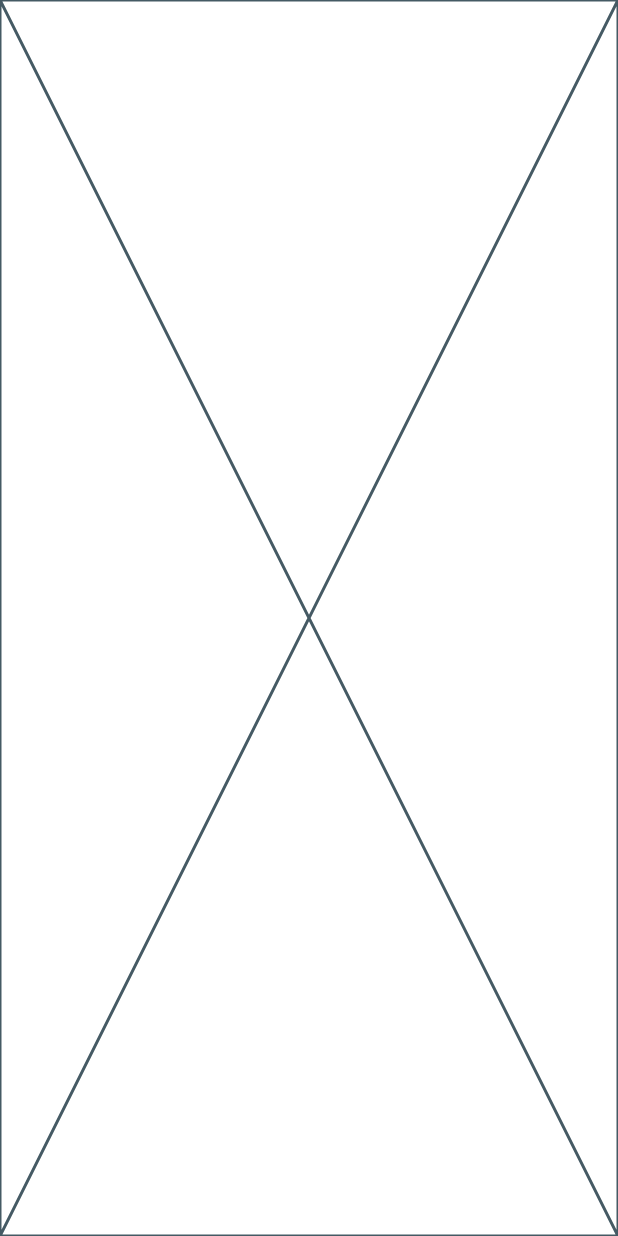
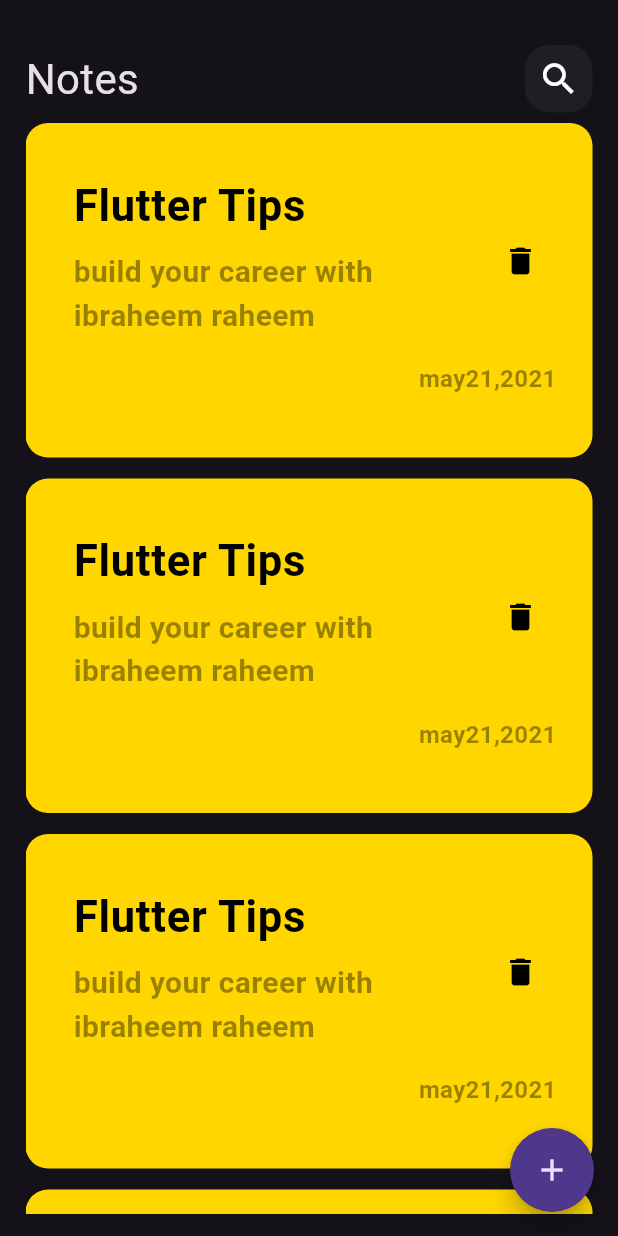
Before and after one commit to Ibrahim0011001/notes-app, a Flutter app: the screen it shows after launch, on a phone screen of 412 x 824 dp. Run offline on Flutter 3.47's test engine with Material 3 defaults, Android fonts, the phone set to English and light mode, and no system bars.

Commit message:
create custom Text field

```diff
--- /dev/null
+++ b/lib/contants.dart
@@ -0,0 +1,3 @@
+import 'package:flutter/animation.dart';
+
+const kPrimaryColor = Color(0xff62FCD7);
--- a/lib/main.dart
+++ b/lib/main.dart
@@ -1,4 +1,5 @@
 import 'package:flutter/material.dart';
+import 'package:notesapp/view/note_view.dart';
 
 void main() {
   runApp(const NotesApp());
@@ -10,6 +11,11 @@ class NotesApp extends StatelessWidget {
   // This widget is the root of your application.
   @override
   Widget build(BuildContext context) {
-    return const Placeholder();
+    return MaterialApp(
+      theme: ThemeData(brightness: Brightness.dark),
+      home: const Scaffold(
+        body: NotesView(),
+      ),
+    );
   }
 }
--- /dev/null
+++ b/lib/view/note_view.dart
@@ -0,0 +1,27 @@
+import 'package:flutter/material.dart';
+import 'package:notesapp/view/wigets/add_note_bottom_sheet.dart';
+import 'package:notesapp/view/wigets/notes_viewbody.dart';
+
+class NotesView extends StatelessWidget {
+  const NotesView({super.key});
+
+  @override
+  Widget build(BuildContext context) {
+    return Scaffold(
+      floatingActionButton: FloatingActionButton(
+        onPressed: () {
+          showModalBottomSheet(
+              shape: RoundedRectangleBorder(
+                  borderRadius: BorderRadius.circular(9)),
+              context: context,
+              builder: (context) {
+                return Addnotebotoomsheet();
+              });
+        },
+        shape: const CircleBorder(),
+        child: const Icon(Icons.add),
+      ),
+      body: const Notesviewbody(),
+    );
+  }
+}
--- /dev/null
+++ b/lib/view/wigets/add_note_bottom_sheet.dart
@@ -0,0 +1,16 @@
+import 'package:flutter/material.dart';
+import 'package:notesapp/view/wigets/custom_text_field.dart';
+
+class Addnotebotoomsheet extends StatelessWidget {
+  const Addnotebotoomsheet({super.key});
+
+  @override
+  Widget build(BuildContext context) {
+    return const Padding(
+      padding: EdgeInsets.symmetric(horizontal: 11.0, vertical: 10),
+      child: Column(
+        children: [CustomTextField()],
+      ),
+    );
+  }
+}
--- /dev/null
+++ b/lib/view/wigets/custom_text_field.dart
@@ -0,0 +1,26 @@
+import 'package:flutter/material.dart';
+
+import '../../contants.dart';
+
+class CustomTextField extends StatelessWidget {
+  const CustomTextField({super.key});
+
+  @override
+  Widget build(BuildContext context) {
+    return TextField(
+      cursorColor: kPrimaryColor,
+      decoration: InputDecoration(
+          hintText: 'Tiltle',
+          hintStyle: const TextStyle(color: kPrimaryColor),
+          border: buildborder(),
+          enabledBorder: buildborder(),
+          focusedBorder: buildborder(kPrimaryColor)),
+    );
+  }
+
+  OutlineInputBorder buildborder([color]) {
+    return OutlineInputBorder(
+        borderRadius: BorderRadius.circular(16),
+        borderSide: BorderSide(color: color ?? Colors.white));
+  }
+}
--- /dev/null
+++ b/lib/view/wigets/customappbar.dart
@@ -0,0 +1,29 @@
+import 'package:flutter/material.dart';
+
+class CustomAppbar extends StatelessWidget {
+  const CustomAppbar({super.key});
+
+  @override
+  Widget build(BuildContext context) {
+    return Row(
+      mainAxisAlignment: MainAxisAlignment.spaceBetween,
+      children: [
+        const Text(
+          'Notes',
+          style: TextStyle(fontSize: 28),
+        ),
+        Container(
+          width: 45,
+          height: 45,
+          decoration: BoxDecoration(
+              color: Colors.white.withOpacity(.05),
+              borderRadius: BorderRadius.circular(16)),
+          child: const Icon(
+            Icons.search,
+            size: 28,
+          ),
+        )
+      ],
+    );
+  }
+}
--- /dev/null
+++ b/lib/view/wigets/note_item.dart
@@ -0,0 +1,53 @@
+import 'package:flutter/material.dart';
+
+class Newitem extends StatelessWidget {
+  const Newitem({super.key});
+
+  @override
+  Widget build(BuildContext context) {
+    return Container(
+      padding: const EdgeInsets.only(top: 25, bottom: 25, left: 16),
+      decoration: BoxDecoration(
+          color: Colors.yellowAccent[700],
+          borderRadius: BorderRadius.circular(15)),
+      child: Column(
+        crossAxisAlignment: CrossAxisAlignment.end,
+        children: [
+          ListTile(
+              title: const Text(
+                'Flutter Tips',
+                style: TextStyle(
+                    color: Colors.black,
+                    fontWeight: FontWeight.bold,
+                    fontSize: 29),
+              ),
+              subtitle: Padding(
+                padding: const EdgeInsets.symmetric(vertical: 8.0),
+                child: Text(
+                  'build your career with ibraheem raheem',
+                  style: TextStyle(
+                      color: Colors.black.withOpacity(.4),
+                      fontWeight: FontWeight.bold,
+                      fontSize: 20),
+                ),
+              ),
+              trailing: IconButton(
+                onPressed: () {},
+                icon: const Icon(Icons.delete),
+                color: Colors.black,
+              )),
+          Padding(
+            padding: const EdgeInsets.only(right: 24, bottom: 16),
+            child: Text(
+              'may21,2021',
+              style: TextStyle(
+                  color: Colors.black.withOpacity(.4),
+                  fontWeight: FontWeight.bold,
+                  fontSize: 16),
+            ),
+          )
+        ],
+      ),
+    );
+  }
+}
--- /dev/null
+++ b/lib/view/wigets/notes_viewbody.dart
@@ -0,0 +1,36 @@
+import 'package:flutter/cupertino.dart';
+import 'package:flutter/material.dart';
+import 'package:flutter/widgets.dart';
+import 'package:notesapp/view/wigets/customappbar.dart';
+import 'package:notesapp/view/wigets/note_item.dart';
+
+class Notesviewbody extends StatefulWidget {
+  const Notesviewbody({super.key});
+
+  @override
+  State<Notesviewbody> createState() => _NotesviewbodyState();
+}
+
+class _NotesviewbodyState extends State<Notesviewbody> {
+  @override
+  Widget build(BuildContext context) {
+    return Padding(
+      padding:
+          const EdgeInsets.only(top: 30.0, left: 17, right: 17, bottom: 15),
+      child: Column(
+        children: [
+          const SizedBox(),
+          CustomAppbar(),
+          Expanded(
+            child: ListView.builder(itemBuilder: (context, index) {
+              return const Padding(
+                padding: EdgeInsets.symmetric(vertical: 7.0),
+                child: Newitem(),
+              );
+            }),
+          )
+        ],
+      ),
+    );
+  }
+}
```
